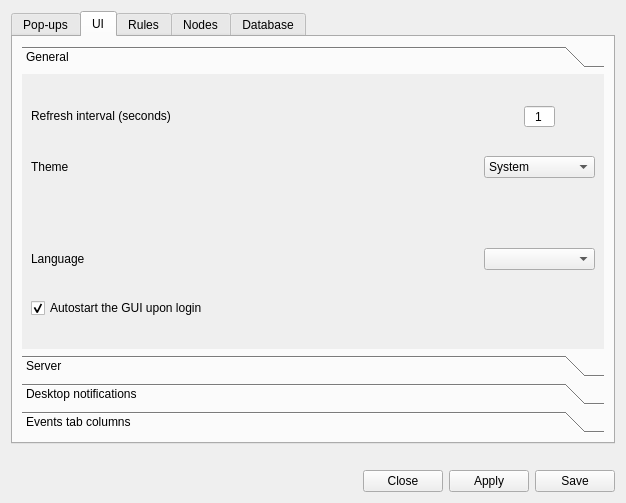
This is ui/opensnitch/res/preferences.ui in evilsocket/opensnitch as Qt 5 draws it before an edit. The edited form follows.
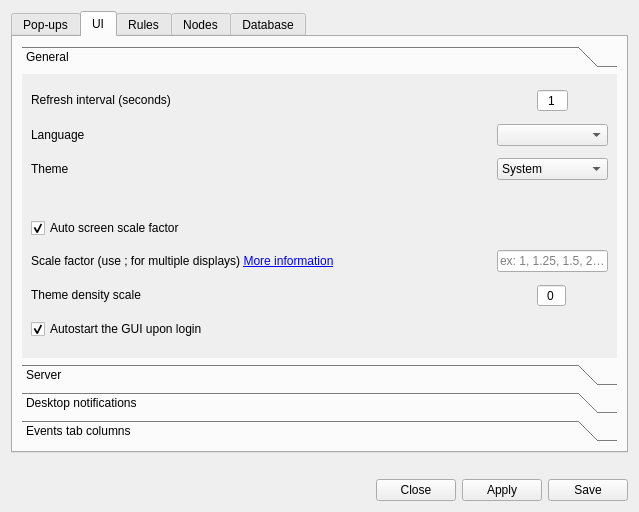
This is the edited form. The open tabs and pages were chosen to show the change. Icons and pictures are not drawn.

Commit message: ui: allow to configure screen/themes scale factor

```diff
--- a/ui/opensnitch/res/preferences.ui
+++ b/ui/opensnitch/res/preferences.ui
@@ -6,8 +6,8 @@
    <rect>
     <x>0</x>
     <y>0</y>
-    <width>626</width>
-    <height>503</height>
+    <width>639</width>
+    <height>512</height>
    </rect>
   </property>
   <property name="windowTitle">
@@ -592,54 +592,16 @@
            <rect>
             <x>0</x>
             <y>0</y>
-            <width>586</width>
-            <height>270</height>
+            <width>599</width>
+            <height>279</height>
            </rect>
           </property>
           <attribute name="label">
            <string>General</string>
           </attribute>
           <layout class="QGridLayout" name="gridLayout_5">
-           <item row="0" column="0">
-            <widget class="QLabel" name="label_27">
-             <property name="sizePolicy">
-              <sizepolicy hsizetype="Expanding" vsizetype="Maximum">
-               <horstretch>0</horstretch>
-               <verstretch>0</verstretch>
-              </sizepolicy>
-             </property>
-             <property name="text">
-              <string>Refresh interval (seconds)</string>
-             </property>
-             <property name="wordWrap">
-              <bool>true</bool>
-             </property>
-            </widget>
-           </item>
-           <item row="1" column="0">
-            <widget class="QLabel" name="label_21">
-             <property name="sizePolicy">
-              <sizepolicy hsizetype="Preferred" vsizetype="Preferred">
-               <horstretch>0</horstretch>
-               <verstretch>0</verstretch>
-              </sizepolicy>
-             </property>
-             <property name="text">
-              <string>Theme</string>
-             </property>
-            </widget>
-           </item>
-           <item row="1" column="1">
-            <widget class="QComboBox" name="comboUITheme">
-             <item>
-              <property name="text">
-               <string>System</string>
-              </property>
-             </item>
-            </widget>
-           </item>
-           <item row="2" column="0">
-            <widget class="QLabel" name="labelThemeError">
+           <item row="7" column="0">
+            <widget class="QLabel" name="labelUIScreenFactor">
              <property name="sizePolicy">
               <sizepolicy hsizetype="Preferred" vsizetype="Maximum">
                <horstretch>0</horstretch>
@@ -647,36 +609,23 @@
               </sizepolicy>
              </property>
              <property name="text">
-              <string/>
+              <string>&lt;html&gt;&lt;head/&gt;&lt;body&gt;&lt;p&gt;Scale factor (use ; for multiple displays) &lt;a href=&quot;https://github.com/evilsocket/opensnitch/wiki/GUI-known-problems#gui-size-problems-on-4k-monitors&quot;&gt;&lt;span style=&quot; text-decoration: underline; color:#0000ff;&quot;&gt;More information&lt;/span&gt;&lt;/a&gt;&lt;/p&gt;&lt;/body&gt;&lt;/html&gt;</string>
              </property>
             </widget>
            </item>
-           <item row="3" column="0">
-            <widget class="QLabel" name="label_19">
+           <item row="7" column="1">
+            <widget class="QLineEdit" name="lineUIScreenFactor">
              <property name="sizePolicy">
-              <sizepolicy hsizetype="Preferred" vsizetype="Preferred">
+              <sizepolicy hsizetype="Preferred" vsizetype="Fixed">
                <horstretch>0</horstretch>
                <verstretch>0</verstretch>
               </sizepolicy>
              </property>
-             <property name="text">
-              <string>Language</string>
-             </property>
-            </widget>
-           </item>
-           <item row="3" column="1">
-            <widget class="QComboBox" name="comboUILang"/>
-           </item>
-           <item row="4" column="0">
-            <widget class="QCheckBox" name="checkAutostart">
              <property name="toolTip">
               <string>By default the GUI is started when login</string>
              </property>
-             <property name="text">
-              <string>Autostart the GUI upon login</string>
-             </property>
-             <property name="checked">
-              <bool>true</bool>
+             <property name="placeholderText">
+              <string>ex: 1, 1.25, 1.5, 2, ...</string>
              </property>
             </widget>
            </item>
@@ -752,6 +701,184 @@
              </item>
             </layout>
            </item>
+           <item row="3" column="0">
+            <widget class="QLabel" name="label_21">
+             <property name="sizePolicy">
+              <sizepolicy hsizetype="Preferred" vsizetype="Preferred">
+               <horstretch>0</horstretch>
+               <verstretch>0</verstretch>
+              </sizepolicy>
+             </property>
+             <property name="text">
+              <string>Theme</string>
+             </property>
+            </widget>
+           </item>
+           <item row="10" column="0">
+            <widget class="QCheckBox" name="checkAutostart">
+             <property name="toolTip">
+              <string>By default the GUI is started when login</string>
+             </property>
+             <property name="text">
+              <string>Autostart the GUI upon login</string>
+             </property>
+             <property name="checked">
+              <bool>true</bool>
+             </property>
+            </widget>
+           </item>
+           <item row="1" column="0">
+            <widget class="QLabel" name="label_19">
+             <property name="sizePolicy">
+              <sizepolicy hsizetype="Preferred" vsizetype="Preferred">
+               <horstretch>0</horstretch>
+               <verstretch>0</verstretch>
+              </sizepolicy>
+             </property>
+             <property name="text">
+              <string>Language</string>
+             </property>
+            </widget>
+           </item>
+           <item row="0" column="0">
+            <widget class="QLabel" name="label_27">
+             <property name="sizePolicy">
+              <sizepolicy hsizetype="Expanding" vsizetype="Maximum">
+               <horstretch>0</horstretch>
+               <verstretch>0</verstretch>
+              </sizepolicy>
+             </property>
+             <property name="text">
+              <string>Refresh interval (seconds)</string>
+             </property>
+             <property name="wordWrap">
+              <bool>true</bool>
+             </property>
+            </widget>
+           </item>
+           <item row="3" column="1">
+            <widget class="QComboBox" name="comboUITheme">
+             <item>
+              <property name="text">
+               <string>System</string>
+              </property>
+             </item>
+            </widget>
+           </item>
+           <item row="8" column="0">
+            <widget class="QLabel" name="labelUIDensity">
+             <property name="sizePolicy">
+              <sizepolicy hsizetype="Preferred" vsizetype="Maximum">
+               <horstretch>0</horstretch>
+               <verstretch>0</verstretch>
+              </sizepolicy>
+             </property>
+             <property name="text">
+              <string>Theme density scale</string>
+             </property>
+            </widget>
+           </item>
+           <item row="6" column="0">
+            <widget class="QCheckBox" name="checkUIAutoScreen">
+             <property name="text">
+              <string>Auto screen scale factor</string>
+             </property>
+             <property name="checked">
+              <bool>true</bool>
+             </property>
+            </widget>
+           </item>
+           <item row="1" column="1">
+            <widget class="QComboBox" name="comboUILang"/>
+           </item>
+           <item row="8" column="1">
+            <layout class="QHBoxLayout" name="horizontalLayout_9">
+             <property name="spacing">
+              <number>0</number>
+             </property>
+             <item>
+              <widget class="QPushButton" name="cmdUIDensityUp">
+               <property name="sizePolicy">
+                <sizepolicy hsizetype="Maximum" vsizetype="Maximum">
+                 <horstretch>0</horstretch>
+                 <verstretch>0</verstretch>
+                </sizepolicy>
+               </property>
+               <property name="text">
+                <string/>
+               </property>
+               <property name="icon">
+                <iconset theme="list-add">
+                 <normaloff>../../../../../../../../../../../../../../.designer/backup</normaloff>../../../../../../../../../../../../../../.designer/backup</iconset>
+               </property>
+               <property name="flat">
+                <bool>true</bool>
+               </property>
+              </widget>
+             </item>
+             <item>
+              <widget class="QSpinBox" name="spinUIDensity">
+               <property name="sizePolicy">
+                <sizepolicy hsizetype="Maximum" vsizetype="Fixed">
+                 <horstretch>0</horstretch>
+                 <verstretch>0</verstretch>
+                </sizepolicy>
+               </property>
+               <property name="alignment">
+                <set>Qt::AlignCenter</set>
+               </property>
+               <property name="buttonSymbols">
+                <enum>QAbstractSpinBox::NoButtons</enum>
+               </property>
+               <property name="accelerated">
+                <bool>true</bool>
+               </property>
+               <property name="minimum">
+                <number>-20</number>
+               </property>
+               <property name="maximum">
+                <number>20</number>
+               </property>
+               <property name="value">
+                <number>0</number>
+               </property>
+              </widget>
+             </item>
+             <item>
+              <widget class="QPushButton" name="cmdUIDensityDown">
+               <property name="sizePolicy">
+                <sizepolicy hsizetype="Fixed" vsizetype="Maximum">
+                 <horstretch>0</horstretch>
+                 <verstretch>0</verstretch>
+                </sizepolicy>
+               </property>
+               <property name="text">
+                <string/>
+               </property>
+               <property name="icon">
+                <iconset theme="list-remove">
+                 <normaloff>../../../../../../../../../../../../../../.designer/backup</normaloff>../../../../../../../../../../../../../../.designer/backup</iconset>
+               </property>
+               <property name="flat">
+                <bool>true</bool>
+               </property>
+              </widget>
+             </item>
+            </layout>
+           </item>
+           <item row="4" column="0">
+            <widget class="QLabel" name="labelThemeError">
+             <property name="sizePolicy">
+              <sizepolicy hsizetype="Preferred" vsizetype="Maximum">
+               <horstretch>0</horstretch>
+               <verstretch>0</verstretch>
+              </sizepolicy>
+             </property>
+             <property name="text">
+              <string/>
+             </property>
+            </widget>
+           </item>
           </layout>
          </widget>
          <widget class="QWidget" name="page_6">
```
Left out of the diff: 179 changed lines with no effect on the pictures. The commit also changes 5 other files.
